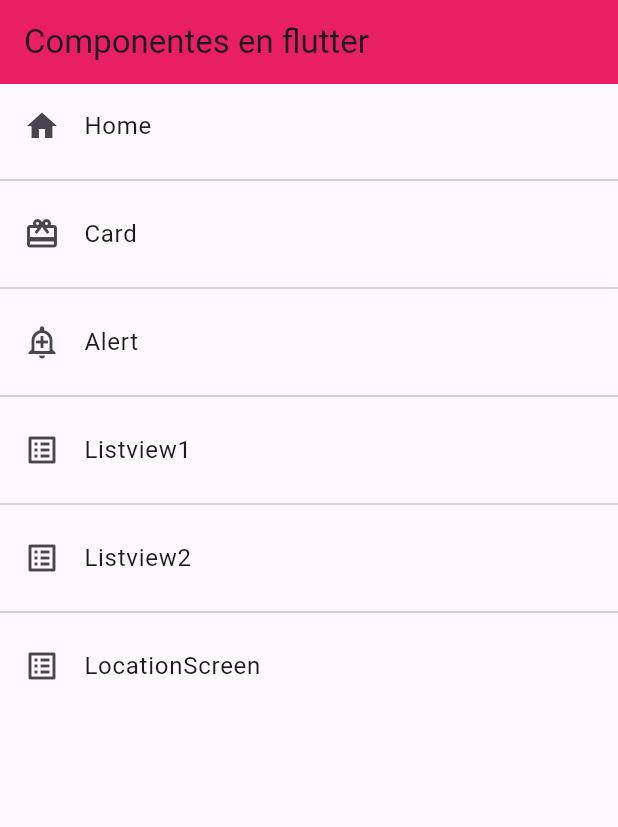
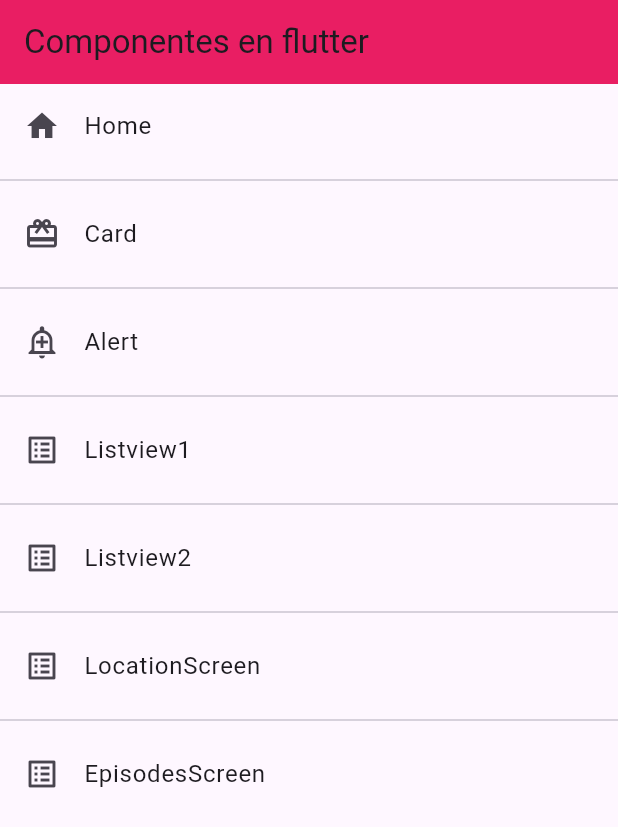
Before and after one commit to JJSaavedra52/CRUD_heroes, a Flutter app: the screen it shows after launch, on a phone screen of 412 x 824 dp. Shown: the top 827 px of the screen. Run offline on Flutter 3.47's test engine with Material 3 defaults, Android fonts, the phone set to English and light mode, and no system bars.

Commit message:
actualización de referencias y adición de episodies

```diff
--- a/lib/models/models.dart
+++ b/lib/models/models.dart
@@ -1,3 +1,3 @@
-export 'inbound/character.dart';
-export 'inbound/origin.dart';
-export 'menu_options.dart';
+export 'package:fl_componentes/models/inbound/character.dart';
+export 'package:fl_componentes/models/inbound/origin.dart';
+export 'package:fl_componentes/models/menu_options.dart';
--- /dev/null
+++ b/lib/providers/providers.dart
@@ -0,0 +1 @@
+export 'package:fl_componentes/providers/rick_morty_provider.dart';
--- a/lib/providers/rick_morty_provider.dart
+++ b/lib/providers/rick_morty_provider.dart
@@ -1,5 +1,4 @@
 import 'dart:convert';
-import 'package:fl_componentes/models/inbound/character.dart';
 import 'package:http/http.dart' as http;
 
 class RickMortyProvider/* extends ChangeNotifier */ {
--- a/lib/router/app_router.dart
+++ b/lib/router/app_router.dart
@@ -1,5 +1,4 @@
-import 'package:fl_componentes/models/menu_options.dart';
-import 'package:fl_componentes/screens/location_screen.dart';
+import 'package:fl_componentes/models/models.dart';
 import 'package:fl_componentes/screens/screens.dart' ;
 import 'package:flutter/material.dart' ;
 
@@ -13,6 +12,7 @@ class AppRoutes {
     MenuOption(route: "listview1", icon: Icons.list_alt_outlined, name: "Listview1", screen: Listview1Screen()),
     MenuOption(route: "listview2", icon: Icons.list_alt_outlined, name: "Listview2", screen: Listview2Screen()),
     MenuOption(route: "LocationScreen", icon: Icons.list_alt_outlined, name: "LocationScreen", screen: LocationScreen()),
+    MenuOption(route: "EpisodesScreen", icon: Icons.list_alt_outlined, name: "EpisodesScreen", screen: EpisodesScreen()),
   ];
 
   static Map<String, Widget Function(BuildContext)> getRoutes() {
@@ -24,10 +24,6 @@ class AppRoutes {
 
     return appRoutes;
   }
-  /* mejorar el enrutador
-  static Map<String, Widget Function(BuildContext)> routes = ...menuOptions.map((option) => {
-      {option.route: option.getRoute()}
-  });*/
 
   static Route<dynamic> onGenerateRoute =
       MaterialPageRoute(
--- a/lib/screens/card_screen.dart
+++ b/lib/screens/card_screen.dart
@@ -1,4 +1,4 @@
-import 'package:fl_componentes/providers/rick_morty_provider.dart';
+import 'package:fl_componentes/providers/providers.dart';
 import 'package:flutter/material.dart';
 
 class CardScreen extends StatefulWidget {
--- a/lib/screens/home_screen.dart
+++ b/lib/screens/home_screen.dart
@@ -1,4 +1,4 @@
-import 'package:fl_componentes/models/menu_options.dart' show MenuOption;
+import 'package:fl_componentes/models/models.dart';
 import 'package:fl_componentes/router/app_router.dart';
 import 'package:flutter/material.dart';
 
--- a/lib/screens/location_screen.dart
+++ b/lib/screens/location_screen.dart
@@ -1,5 +1,5 @@
-import 'package:fl_componentes/providers/rick_morty_provider.dart';
-import 'package:fl_componentes/widgets/custom_list_view.dart';
+import 'package:fl_componentes/providers/providers.dart';
+import 'package:fl_componentes/widgets/widgets.dart';
 import 'package:flutter/material.dart';
 
 
--- a/lib/screens/screens.dart
+++ b/lib/screens/screens.dart
@@ -3,3 +3,5 @@ export 'package:fl_componentes/screens/card_screen.dart';
 export 'package:fl_componentes/screens/home_screen.dart';
 export 'package:fl_componentes/screens/listview1_screen.dart';
 export 'package:fl_componentes/screens/listview2_screen.dart';
+export 'package:fl_componentes/screens/location_screen.dart';
+export 'package:fl_componentes/screens/episode_screen.dart';
--- a/lib/widgets/custom_card.dart
+++ b/lib/widgets/custom_card.dart
@@ -1,4 +1,3 @@
-import 'package:fl_componentes/widgets/sub_card_of_description.dart';
 import 'package:flutter/material.dart';
 
 class CustomCardType extends StatelessWidget {
```
